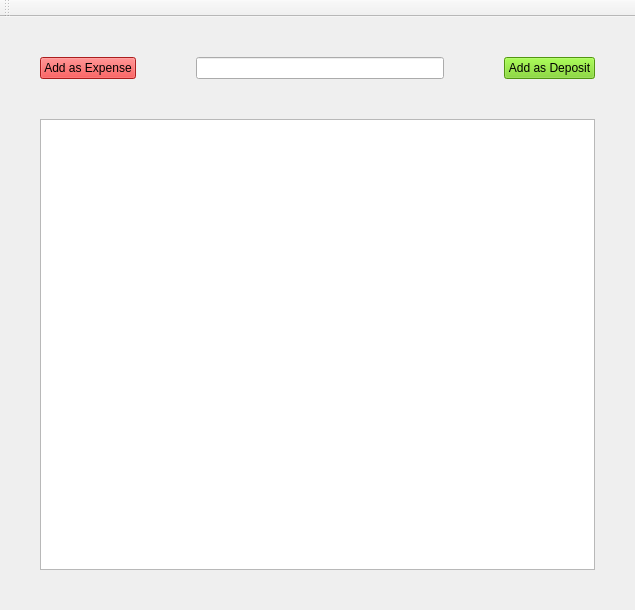
Old version of the form mainwindow.ui in the repository halilgithub/expense_tracker.
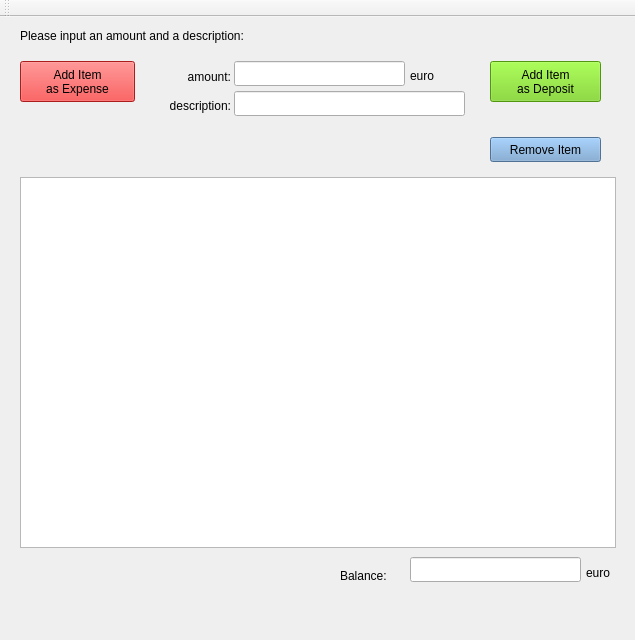
New version of the form.

Commit message: modifications on main window

```diff
--- a/mainwindow.ui
+++ b/mainwindow.ui
@@ -7,7 +7,7 @@
     <x>0</x>
     <y>0</y>
     <width>635</width>
-    <height>610</height>
+    <height>640</height>
    </rect>
   </property>
   <property name="windowTitle">
@@ -20,72 +20,213 @@
      <verstretch>0</verstretch>
     </sizepolicy>
    </property>
-   <layout class="QVBoxLayout" name="verticalLayout" stretch="0,0">
-    <property name="spacing">
-     <number>40</number>
+   <widget class="QPushButton" name="addExpenseButton">
+    <property name="enabled">
+     <bool>true</bool>
     </property>
-    <property name="sizeConstraint">
-     <enum>QLayout::SetDefaultConstraint</enum>
+    <property name="geometry">
+     <rect>
+      <x>20</x>
+      <y>44</y>
+      <width>115</width>
+      <height>41</height>
+     </rect>
     </property>
-    <property name="leftMargin">
-     <number>40</number>
+    <property name="styleSheet">
+     <string notr="true">background-color: rgb(239, 41, 41);</string>
     </property>
-    <property name="topMargin">
-     <number>40</number>
+    <property name="text">
+     <string>Add Item 
+as Expense</string>
     </property>
-    <property name="rightMargin">
-     <number>40</number>
+   </widget>
+   <widget class="QPushButton" name="addDepositButton">
+    <property name="geometry">
+     <rect>
+      <x>490</x>
+      <y>44</y>
+      <width>111</width>
+      <height>41</height>
+     </rect>
     </property>
-    <property name="bottomMargin">
-     <number>40</number>
+    <property name="styleSheet">
+     <string notr="true">background-color: rgb(115, 210, 22);</string>
     </property>
-    <item>
-     <layout class="QHBoxLayout" name="horizontalLayout">
-      <property name="spacing">
-       <number>60</number>
-      </property>
-      <item>
-       <widget class="QPushButton" name="getExpenseButton">
-        <property name="enabled">
-         <bool>true</bool>
-        </property>
-        <property name="styleSheet">
-         <string notr="true">background-color: rgb(239, 41, 41);</string>
-        </property>
-        <property name="text">
-         <string>Add as Expense</string>
-        </property>
-       </widget>
-      </item>
-      <item>
-       <widget class="QLineEdit" name="amountText">
-        <property name="layoutDirection">
-         <enum>Qt::LeftToRight</enum>
-        </property>
-        <property name="cursorPosition">
-         <number>0</number>
-        </property>
-        <property name="alignment">
-         <set>Qt::AlignCenter</set>
-        </property>
-       </widget>
-      </item>
-      <item>
-       <widget class="QPushButton" name="getDepositButton">
-        <property name="styleSheet">
-         <string notr="true">background-color: rgb(115, 210, 22);</string>
-        </property>
-        <property name="text">
-         <string>Add as Deposit</string>
-        </property>
-       </widget>
-      </item>
-     </layout>
-    </item>
-    <item>
-     <widget class="QListWidget" name="listWidget"/>
-    </item>
-   </layout>
+    <property name="text">
+     <string>Add Item
+as Deposit</string>
+    </property>
+   </widget>
+   <widget class="QLineEdit" name="descriptionText">
+    <property name="geometry">
+     <rect>
+      <x>234</x>
+      <y>74</y>
+      <width>231</width>
+      <height>25</height>
+     </rect>
+    </property>
+    <property name="layoutDirection">
+     <enum>Qt::LeftToRight</enum>
+    </property>
+    <property name="cursorPosition">
+     <number>0</number>
+    </property>
+    <property name="alignment">
+     <set>Qt::AlignCenter</set>
+    </property>
+   </widget>
+   <widget class="QLabel" name="amountL">
+    <property name="geometry">
+     <rect>
+      <x>164</x>
+      <y>50</y>
+      <width>67</width>
+      <height>17</height>
+     </rect>
+    </property>
+    <property name="text">
+     <string>amount:</string>
+    </property>
+    <property name="alignment">
+     <set>Qt::AlignBottom|Qt::AlignRight|Qt::AlignTrailing</set>
+    </property>
+   </widget>
+   <widget class="QLabel" name="desL">
+    <property name="geometry">
+     <rect>
+      <x>140</x>
+      <y>80</y>
+      <width>91</width>
+      <height>17</height>
+     </rect>
+    </property>
+    <property name="text">
+     <string>description:</string>
+    </property>
+    <property name="alignment">
+     <set>Qt::AlignRight|Qt::AlignTrailing|Qt::AlignVCenter</set>
+    </property>
+   </widget>
+   <widget class="QLabel" name="label">
+    <property name="geometry">
+     <rect>
+      <x>20</x>
+      <y>10</y>
+      <width>301</width>
+      <height>17</height>
+     </rect>
+    </property>
+    <property name="text">
+     <string>Please input an amount and a description:</string>
+    </property>
+   </widget>
+   <widget class="QPushButton" name="removeItemButton">
+    <property name="geometry">
+     <rect>
+      <x>490</x>
+      <y>120</y>
+      <width>111</width>
+      <height>25</height>
+     </rect>
+    </property>
+    <property name="styleSheet">
+     <string notr="true">background-color: rgb(114, 159, 207);</string>
+    </property>
+    <property name="text">
+     <string>Remove Item</string>
+    </property>
+   </widget>
+   <widget class="QLineEdit" name="lineEdit">
+    <property name="geometry">
+     <rect>
+      <x>410</x>
+      <y>540</y>
+      <width>171</width>
+      <height>25</height>
+     </rect>
+    </property>
+    <property name="readOnly">
+     <bool>true</bool>
+    </property>
+   </widget>
+   <widget class="QLabel" name="balanceL">
+    <property name="geometry">
+     <rect>
+      <x>340</x>
+      <y>549</y>
+      <width>67</width>
+      <height>17</height>
+     </rect>
+    </property>
+    <property name="text">
+     <string>Balance:</string>
+    </property>
+    <property name="alignment">
+     <set>Qt::AlignBottom|Qt::AlignLeading|Qt::AlignLeft</set>
+    </property>
+   </widget>
+   <widget class="QLabel" name="currL">
+    <property name="geometry">
+     <rect>
+      <x>586</x>
+      <y>547</y>
+      <width>31</width>
+      <height>17</height>
+     </rect>
+    </property>
+    <property name="text">
+     <string>euro</string>
+    </property>
+    <property name="alignment">
+     <set>Qt::AlignLeading|Qt::AlignLeft|Qt::AlignVCenter</set>
+    </property>
+   </widget>
+   <widget class="QLabel" name="currL_2">
+    <property name="geometry">
+     <rect>
+      <x>410</x>
+      <y>50</y>
+      <width>31</width>
+      <height>17</height>
+     </rect>
+    </property>
+    <property name="text">
+     <string>euro</string>
+    </property>
+    <property name="alignment">
+     <set>Qt::AlignLeading|Qt::AlignLeft|Qt::AlignVCenter</set>
+    </property>
+   </widget>
+   <widget class="QListWidget" name="listWidget">
+    <property name="geometry">
+     <rect>
+      <x>20</x>
+      <y>160</y>
+      <width>596</width>
+      <height>371</height>
+     </rect>
+    </property>
+   </widget>
+   <widget class="QLineEdit" name="amountText">
+    <property name="geometry">
+     <rect>
+      <x>234</x>
+      <y>44</y>
+      <width>171</width>
+      <height>25</height>
+     </rect>
+    </property>
+    <property name="layoutDirection">
+     <enum>Qt::LeftToRight</enum>
+    </property>
+    <property name="cursorPosition">
+     <number>0</number>
+    </property>
+    <property name="alignment">
+     <set>Qt::AlignCenter</set>
+    </property>
+   </widget>
   </widget>
   <widget class="QToolBar" name="toolBar">
    <property name="windowTitle">
```
The commit also changes 1 other file.
